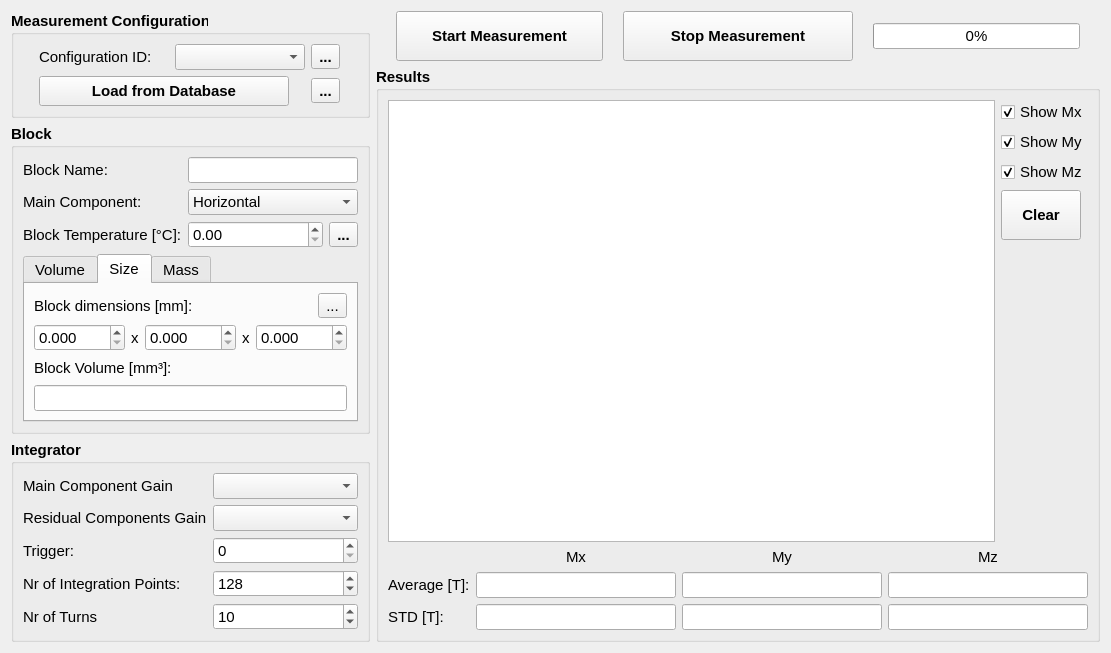
lnls-ima/helmholtz-coil-control, file helmholtz/gui/ui/measurementwidget.ui: the form before one commit.
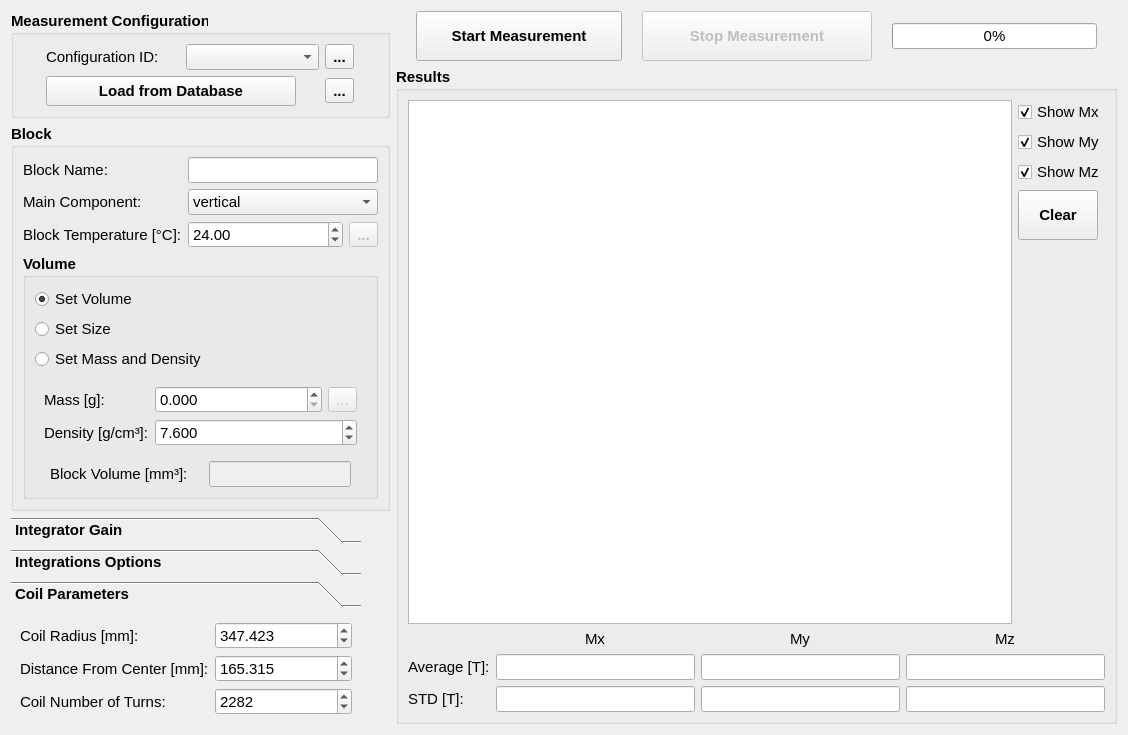
The form after the commit. The open tabs and pages were chosen to show the change. Icons and pictures are not drawn. Custom widgets are drawn as their Qt base class.

Diff of the .ui file:
```diff
--- a/helmholtz/gui/ui/measurementwidget.ui
+++ b/helmholtz/gui/ui/measurementwidget.ui
@@ -6,8 +6,8 @@
    <rect>
     <x>0</x>
     <y>0</y>
-    <width>1111</width>
-    <height>617</height>
+    <width>1128</width>
+    <height>733</height>
    </rect>
   </property>
   <property name="font">
@@ -18,7 +18,7 @@
   <property name="windowTitle">
    <string>Measurement</string>
   </property>
-  <layout class="QGridLayout" name="gridLayout_7">
+  <layout class="QGridLayout" name="gridLayout_2">
    <item row="0" column="0" rowspan="2">
     <widget class="QGroupBox" name="groupBox_7">
      <property name="sizePolicy">
@@ -138,7 +138,7 @@
       <number>20</number>
      </property>
      <item>
-      <widget class="QPushButton" name="pbt_start_meas">
+      <widget class="QPushButton" name="pbt_start_measurement">
        <property name="sizePolicy">
         <sizepolicy hsizetype="Preferred" vsizetype="Fixed">
          <horstretch>0</horstretch>
@@ -179,7 +179,10 @@
       </widget>
      </item>
      <item>
-      <widget class="QPushButton" name="pbt_stop_meas">
+      <widget class="QPushButton" name="pbt_stop_measurement">
+       <property name="enabled">
+        <bool>false</bool>
+       </property>
        <property name="sizePolicy">
         <sizepolicy hsizetype="Preferred" vsizetype="Fixed">
          <horstretch>0</horstretch>
@@ -252,31 +255,6 @@
       <string>Block</string>
      </property>
      <layout class="QGridLayout" name="gridLayout">
-      <item row="1" column="1" colspan="3">
-       <widget class="QComboBox" name="cmb_main_component">
-        <property name="font">
-         <font>
-          <weight>50</weight>
-          <bold>false</bold>
-         </font>
-        </property>
-        <item>
-         <property name="text">
-          <string>Horizontal</string>
-         </property>
-        </item>
-        <item>
-         <property name="text">
-          <string>Vertical</string>
-         </property>
-        </item>
-        <item>
-         <property name="text">
-          <string>Longitudinal</string>
-         </property>
-        </item>
-       </widget>
-      </item>
       <item row="0" column="0">
        <widget class="QLabel" name="label">
         <property name="font">
@@ -290,6 +268,34 @@
         </property>
        </widget>
       </item>
+      <item row="1" column="1" colspan="3">
+       <widget class="QComboBox" name="cmb_main_component">
+        <property name="font">
+         <font>
+          <weight>50</weight>
+          <bold>false</bold>
+         </font>
+        </property>
+        <property name="currentIndex">
+         <number>1</number>
+        </property>
+        <item>
+         <property name="text">
+          <string>horizontal</string>
+         </property>
+        </item>
+        <item>
+         <property name="text">
+          <string>vertical</string>
+         </property>
+        </item>
+        <item>
+         <property name="text">
+          <string>longitudinal</string>
+         </property>
+        </item>
+       </widget>
+      </item>
       <item row="0" column="1" colspan="3">
        <widget class="QLineEdit" name="le_block_name">
         <property name="font">
@@ -300,16 +306,39 @@
         </property>
        </widget>
       </item>
-      <item row="3" column="0">
-       <widget class="QLabel" name="label_2">
+      <item row="3" column="1" colspan="2">
+       <widget class="QDoubleSpinBox" name="sbd_block_temperature">
         <property name="font">
          <font>
           <weight>50</weight>
           <bold>false</bold>
          </font>
         </property>
+        <property name="value">
+         <double>24.000000000000000</double>
+        </property>
+       </widget>
+      </item>
+      <item row="3" column="3">
+       <widget class="QToolButton" name="tbt_read_temperature">
+        <property name="enabled">
+         <bool>false</bool>
+        </property>
+        <property name="toolTip">
+         <string>Measure block temperature</string>
+        </property>
         <property name="text">
-         <string>Block Temperature [°C]:</string>
+         <string>...</string>
+        </property>
+        <property name="icon">
+         <iconset>
+          <normaloff>../../resources/img/thermometer.png</normaloff>../../resources/img/thermometer.png</iconset>
+        </property>
+        <property name="iconSize">
+         <size>
+          <width>24</width>
+          <height>24</height>
+         </size>
         </property>
        </widget>
       </item>
@@ -326,73 +355,105 @@
         </property>
        </widget>
       </item>
-      <item row="3" column="1" colspan="2">
-       <widget class="QDoubleSpinBox" name="sbd_temperature">
+      <item row="3" column="0">
+       <widget class="QLabel" name="label_2">
         <property name="font">
          <font>
           <weight>50</weight>
           <bold>false</bold>
          </font>
         </property>
+        <property name="text">
+         <string>Block Temperature [°C]:</string>
+        </property>
        </widget>
       </item>
       <item row="4" column="0" colspan="4">
-       <widget class="QTabWidget" name="tbw_volume">
+       <widget class="QGroupBox" name="groupBox_2">
         <property name="font">
          <font>
-          <weight>50</weight>
-          <bold>false</bold>
+          <weight>75</weight>
+          <bold>true</bold>
          </font>
         </property>
-        <property name="currentIndex">
-         <number>0</number>
-        </property>
-        <widget class="QWidget" name="tab_volume">
-         <attribute name="title">
+        <property name="title">
           <string>Volume</string>
-         </attribute>
-         <layout class="QVBoxLayout" name="verticalLayout">
-          <item>
-           <widget class="QLabel" name="label_3">
-            <property name="font">
-             <font>
-              <weight>50</weight>
-              <bold>false</bold>
-             </font>
-            </property>
-            <property name="text">
-             <string>Block Volume [mm³]:</string>
-            </property>
-           </widget>
-          </item>
-          <item>
-           <widget class="QDoubleSpinBox" name="sbd_volume">
+        </property>
+        <layout class="QGridLayout" name="gridLayout_13">
+         <item row="3" column="0">
+          <widget class="QStackedWidget" name="stw_volume">
+           <property name="sizePolicy">
+            <sizepolicy hsizetype="Maximum" vsizetype="Preferred">
+             <horstretch>0</horstretch>
+             <verstretch>0</verstretch>
+            </sizepolicy>
+           </property>
+           <property name="currentIndex">
+            <number>0</number>
+           </property>
+           <widget class="QWidget" name="pg_volume">
+            <layout class="QGridLayout" name="gridLayout_7">
+             <item row="1" column="1">
+              <widget class="QDoubleSpinBox" name="sbd_block_volume">
+               <property name="sizePolicy">
+                <sizepolicy hsizetype="Preferred" vsizetype="Fixed">
+                 <horstretch>0</horstretch>
+                 <verstretch>0</verstretch>
+                </sizepolicy>
+               </property>
             <property name="font">
              <font>
               <weight>50</weight>
+                 <italic>false</italic>
               <bold>false</bold>
              </font>
             </property>
             <property name="decimals">
-             <number>4</number>
+                <number>3</number>
             </property>
             <property name="maximum">
              <double>1000000.000000000000000</double>
             </property>
            </widget>
           </item>
-         </layout>
-        </widget>
-        <widget class="QWidget" name="tab_size">
-         <attribute name="title">
-          <string>Size</string>
-         </attribute>
-         <layout class="QGridLayout" name="gridLayout_6">
+             <item row="0" column="1">
+              <widget class="QLabel" name="label_3">
+               <property name="sizePolicy">
+                <sizepolicy hsizetype="Preferred" vsizetype="Preferred">
+                 <horstretch>0</horstretch>
+                 <verstretch>0</verstretch>
+                </sizepolicy>
+               </property>
+               <property name="font">
+                <font>
+                 <weight>50</weight>
+                 <italic>false</italic>
+                 <bold>false</bold>
+                </font>
+               </property>
+               <property name="text">
+                <string>Block Volume [mm³]:</string>
+               </property>
+              </widget>
+             </item>
+            </layout>
+           </widget>
+           <widget class="QWidget" name="pg_size">
+            <layout class="QGridLayout" name="gridLayout_8">
           <item row="0" column="0">
+              <layout class="QHBoxLayout" name="horizontalLayout_4">
+               <item>
            <widget class="QLabel" name="label_21">
+                 <property name="sizePolicy">
+                  <sizepolicy hsizetype="Maximum" vsizetype="Preferred">
+                   <horstretch>0</horstretch>
+                   <verstretch>0</verstretch>
+                  </sizepolicy>
+                 </property>
             <property name="font">
              <font>
               <weight>50</weight>
+                   <italic>false</italic>
               <bold>false</bold>
              </font>
             </property>
@@ -401,8 +462,11 @@
             </property>
            </widget>
           </item>
-          <item row="0" column="1">
+               <item>
            <widget class="QToolButton" name="tbt_measure_dimensions">
+                 <property name="enabled">
+                  <bool>false</bool>
+                 </property>
             <property name="toolTip">
              <string>Measure block dimensions</string>
             </property>
@@ -421,16 +485,25 @@
             </property>
            </widget>
           </item>
-          <item row="1" column="0" colspan="2">
+              </layout>
+             </item>
+             <item row="1" column="0">
            <layout class="QHBoxLayout" name="horizontalLayout_3">
             <item>
-             <widget class="QDoubleSpinBox" name="sbd_dim1">
+                <widget class="QDoubleSpinBox" name="sbd_block_dimension1">
               <property name="enabled">
                <bool>true</bool>
               </property>
+                 <property name="sizePolicy">
+                  <sizepolicy hsizetype="Maximum" vsizetype="Fixed">
+                   <horstretch>0</horstretch>
+                   <verstretch>0</verstretch>
+                  </sizepolicy>
+                 </property>
               <property name="font">
                <font>
                 <weight>50</weight>
+                   <italic>false</italic>
                 <bold>false</bold>
                </font>
               </property>
@@ -447,6 +520,7 @@
               <property name="font">
                <font>
                 <weight>50</weight>
+                   <italic>false</italic>
                 <bold>false</bold>
                </font>
               </property>
@@ -456,13 +530,20 @@
              </widget>
             </item>
             <item>
-             <widget class="QDoubleSpinBox" name="sbd_dim2">
+                <widget class="QDoubleSpinBox" name="sbd_block_dimension2">
               <property name="enabled">
                <bool>true</bool>
               </property>
+                 <property name="sizePolicy">
+                  <sizepolicy hsizetype="Maximum" vsizetype="Fixed">
+                   <horstretch>0</horstretch>
+                   <verstretch>0</verstretch>
+                  </sizepolicy>
+                 </property>
               <property name="font">
                <font>
                 <weight>50</weight>
+                   <italic>false</italic>
                 <bold>false</bold>
                </font>
               </property>
@@ -479,6 +560,7 @@
               <property name="font">
                <font>
                 <weight>50</weight>
+                   <italic>false</italic>
                 <bold>false</bold>
                </font>
               </property>
@@ -488,13 +570,20 @@
              </widget>
             </item>
             <item>
-             <widget class="QDoubleSpinBox" name="sbd_dim3">
+                <widget class="QDoubleSpinBox" name="sbd_block_dimension3">
               <property name="enabled">
                <bool>true</bool>
               </property>
+                 <property name="sizePolicy">
+                  <sizepolicy hsizetype="Maximum" vsizetype="Fixed">
+                   <horstretch>0</horstretch>
+                   <verstretch>0</verstretch>
+                  </sizepolicy>
+                 </property>
               <property name="font">
                <font>
                 <weight>50</weight>
+                   <italic>false</italic>
                 <bold>false</bold>
                </font>
               </property>
@@ -508,39 +597,10 @@
             </item>
            </layout>
           </item>
-          <item row="2" column="0" colspan="2">
-           <widget class="QLabel" name="label_22">
-            <property name="font">
-             <font>
-              <weight>50</weight>
-              <bold>false</bold>
-             </font>
-            </property>
-            <property name="text">
-             <string>Block Volume [mm³]:</string>
-            </property>
-           </widget>
-          </item>
-          <item row="3" column="0" colspan="2">
-           <widget class="QLineEdit" name="le_volume_by_size">
-            <property name="font">
-             <font>
-              <weight>50</weight>
-              <bold>false</bold>
-             </font>
-            </property>
-            <property name="readOnly">
-             <bool>true</bool>
-            </property>
-           </widget>
-          </item>
-         </layout>
-        </widget>
-        <widget class="QWidget" name="tab_3">
-         <attribute name="title">
-          <string>Mass</string>
-         </attribute>
-         <layout class="QGridLayout" name="gridLayout_2">
+            </layout>
+           </widget>
+           <widget class="QWidget" name="pg_mass">
+            <layout class="QGridLayout" name="gridLayout_9">
           <item row="0" column="0">
            <widget class="QLabel" name="label_12">
             <property name="enabled">
@@ -549,22 +609,30 @@
             <property name="font">
              <font>
               <weight>50</weight>
+                 <italic>false</italic>
               <bold>false</bold>
              </font>
             </property>
             <property name="text">
-             <string>Block Mass [g]:</string>
+                <string>Mass [g]:</string>
             </property>
            </widget>
           </item>
           <item row="0" column="1">
-           <widget class="QDoubleSpinBox" name="sbd_mass">
+              <widget class="QDoubleSpinBox" name="sbd_block_mass">
             <property name="enabled">
              <bool>true</bool>
             </property>
+               <property name="sizePolicy">
+                <sizepolicy hsizetype="Preferred" vsizetype="Fixed">
+                 <horstretch>0</horstretch>
+                 <verstretch>0</verstretch>
+                </sizepolicy>
+               </property>
             <property name="font">
              <font>
               <weight>50</weight>
+                 <italic>false</italic>
               <bold>false</bold>
              </font>
             </property>
@@ -576,24 +644,18 @@
             </property>
            </widget>
           </item>
-          <item row="1" column="0">
-           <widget class="QLabel" name="label_17">
-            <property name="enabled">
-             <bool>true</bool>
-            </property>
-            <property name="font">
-             <font>
-              <weight>50</weight>
-              <bold>false</bold>
-             </font>
-            </property>
-            <property name="text">
-             <string>Density [g/mm³]:</string>
-            </property>
-           </widget>
-          </item>
           <item row="0" column="2">
            <widget class="QToolButton" name="tbt_measure_mass">
+               <property name="enabled">
+                <bool>false</bool>
+               </property>
+               <property name="font">
+                <font>
+                 <weight>50</weight>
+                 <italic>false</italic>
+                 <bold>false</bold>
+                </font>
+               </property>
             <property name="acceptDrops">
              <bool>false</bool>
             </property>
@@ -615,43 +677,139 @@
             </property>
            </widget>
           </item>
+             <item row="1" column="0">
+              <widget class="QLabel" name="label_17">
+               <property name="enabled">
+                <bool>true</bool>
+               </property>
+               <property name="sizePolicy">
+                <sizepolicy hsizetype="Maximum" vsizetype="Preferred">
+                 <horstretch>0</horstretch>
+                 <verstretch>0</verstretch>
+                </sizepolicy>
+               </property>
+               <property name="font">
+                <font>
+                 <weight>50</weight>
+                 <italic>false</italic>
+                 <bold>false</bold>
+                </font>
+               </property>
+               <property name="text">
+                <string>Density [g/cm³]:</string>
+               </property>
+              </widget>
+             </item>
           <item row="1" column="1" colspan="2">
            <widget class="QDoubleSpinBox" name="sbd_density">
             <property name="enabled">
              <bool>true</bool>
             </property>
+               <property name="sizePolicy">
+                <sizepolicy hsizetype="Preferred" vsizetype="Fixed">
+                 <horstretch>0</horstretch>
+                 <verstretch>0</verstretch>
+                </sizepolicy>
+               </property>
             <property name="font">
              <font>
               <weight>50</weight>
+                 <italic>false</italic>
               <bold>false</bold>
              </font>
             </property>
             <property name="decimals">
-             <number>4</number>
+                <number>3</number>
+               </property>
+               <property name="minimum">
+                <double>0.001000000000000</double>
             </property>
             <property name="maximum">
              <double>1000.000000000000000</double>
             </property>
-           </widget>
-          </item>
-          <item row="3" column="0" colspan="3">
-           <widget class="QLineEdit" name="le_volume_by_mass">
+               <property name="value">
+                <double>7.600000000000000</double>
+               </property>
+              </widget>
+             </item>
+            </layout>
+           </widget>
+          </widget>
+         </item>
+         <item row="0" column="0">
+          <widget class="QRadioButton" name="rbt_volume">
+           <property name="sizePolicy">
+            <sizepolicy hsizetype="Maximum" vsizetype="Fixed">
+             <horstretch>0</horstretch>
+             <verstretch>0</verstretch>
+            </sizepolicy>
+           </property>
             <property name="font">
              <font>
               <weight>50</weight>
               <bold>false</bold>
              </font>
             </property>
-            <property name="readOnly">
+           <property name="text">
+            <string>Set Volume</string>
+           </property>
+           <property name="checked">
              <bool>true</bool>
             </property>
            </widget>
           </item>
-          <item row="2" column="0" colspan="3">
+         <item row="2" column="0">
+          <widget class="QRadioButton" name="rbt_mass">
+           <property name="sizePolicy">
+            <sizepolicy hsizetype="Maximum" vsizetype="Fixed">
+             <horstretch>0</horstretch>
+             <verstretch>0</verstretch>
+            </sizepolicy>
+           </property>
+           <property name="font">
+            <font>
+             <weight>50</weight>
+             <bold>false</bold>
+            </font>
+           </property>
+           <property name="text">
+            <string>Set Mass and Density</string>
+           </property>
+          </widget>
+         </item>
+         <item row="1" column="0">
+          <widget class="QRadioButton" name="rbt_size">
+           <property name="sizePolicy">
+            <sizepolicy hsizetype="Maximum" vsizetype="Fixed">
+             <horstretch>0</horstretch>
+             <verstretch>0</verstretch>
+            </sizepolicy>
+           </property>
+           <property name="font">
+            <font>
+             <weight>50</weight>
+             <bold>false</bold>
+            </font>
+           </property>
+           <property name="text">
+            <string>Set Size</string>
+           </property>
+          </widget>
+         </item>
+         <item row="4" column="0">
+          <layout class="QHBoxLayout" name="horizontalLayout_5">
+           <item>
            <widget class="QLabel" name="label_23">
+             <property name="sizePolicy">
+              <sizepolicy hsizetype="Maximum" vsizetype="Preferred">
+               <horstretch>0</horstretch>
+               <verstretch>0</verstretch>
+              </sizepolicy>
+             </property>
             <property name="font">
              <font>
               <weight>50</weight>
+               <italic>false</italic>
               <bold>false</bold>
              </font>
             </property>
@@ -660,86 +818,154 @@
             </property>
            </widget>
           </item>
-         </layout>
-        </widget>
-       </widget>
-      </item>
-      <item row="3" column="3">
-       <widget class="QToolButton" name="tbt_read_temperature">
-        <property name="toolTip">
-         <string>Measure block temperature</string>
-        </property>
-        <property name="text">
-         <string>...</string>
-        </property>
-        <property name="icon">
-         <iconset>
-          <normaloff>../../resources/img/thermometer.png</normaloff>../../resources/img/thermometer.png</iconset>
-        </property>
-        <property name="iconSize">
-         <size>
-          <width>24</width>
-          <height>24</height>
-         </size>
+           <item>
+            <widget class="QLineEdit" name="le_block_volume">
+             <property name="enabled">
+              <bool>false</bool>
+             </property>
+             <property name="sizePolicy">
+              <sizepolicy hsizetype="Maximum" vsizetype="Fixed">
+               <horstretch>0</horstretch>
+               <verstretch>0</verstretch>
+              </sizepolicy>
+             </property>
+             <property name="font">
+              <font>
+               <weight>50</weight>
+               <italic>false</italic>
+               <bold>false</bold>
+              </font>
+             </property>
+             <property name="readOnly">
+              <bool>true</bool>
         </property>
        </widget>
       </item>
-      <item row="5" column="0">
-       <spacer name="verticalSpacer_3">
-        <property name="orientation">
-         <enum>Qt::Vertical</enum>
-        </property>
-        <property name="sizeHint" stdset="0">
-         <size>
-          <width>20</width>
-          <height>40</height>
-         </size>
-        </property>
-       </spacer>
+          </layout>
+         </item>
+        </layout>
+       </widget>
       </item>
      </layout>
     </widget>
    </item>
    <item row="3" column="0">
-    <widget class="QGroupBox" name="groupBox_4">
+    <widget class="QToolBox" name="toolBox">
      <property name="sizePolicy">
-      <sizepolicy hsizetype="Preferred" vsizetype="Preferred">
+      <sizepolicy hsizetype="Maximum" vsizetype="Minimum">
        <horstretch>0</horstretch>
        <verstretch>0</verstretch>
       </sizepolicy>
      </property>
+     <property name="minimumSize">
+      <size>
+       <width>350</width>
+       <height>0</height>
+      </size>
+     </property>
      <property name="font">
       <font>
        <weight>75</weight>
        <bold>true</bold>
       </font>
      </property>
-     <property name="title">
-      <string>Integrator</string>
+     <property name="currentIndex">
+      <number>0</number>
      </property>
+     <widget class="QWidget" name="pg_integrator_gain">
+      <property name="geometry">
+       <rect>
+        <x>0</x>
+        <y>0</y>
+        <width>350</width>
+        <height>72</height>
+       </rect>
+      </property>
+      <attribute name="label">
+       <string>Integrator Gain</string>
+      </attribute>
      <layout class="QGridLayout" name="gridLayout_3">
-      <item row="0" column="1">
-       <widget class="QComboBox" name="cmb_main_gain">
+       <item row="1" column="0">
+        <widget class="QLabel" name="label_20">
         <property name="font">
          <font>
           <weight>50</weight>
           <bold>false</bold>
          </font>
         </property>
-       </widget>
-      </item>
-      <item row="2" column="1">
-       <widget class="QSpinBox" name="sb_trigger">
+         <property name="text">
+          <string>Residual Components Gain</string>
+         </property>
+        </widget>
+       </item>
+       <item row="1" column="1">
+        <widget class="QComboBox" name="cmb_residual_component_gain">
         <property name="font">
          <font>
           <weight>50</weight>
           <bold>false</bold>
          </font>
         </property>
+         <item>
+          <property name="text">
+           <string>1</string>
+          </property>
+         </item>
+         <item>
+          <property name="text">
+           <string>2</string>
+          </property>
+         </item>
+         <item>
+          <property name="text">
+           <string>5</string>
+          </property>
+         </item>
+         <item>
+          <property name="text">
+           <string>10</string>
+          </property>
+         </item>
+         <item>
+          <property name="text">
+           <string>20</string>
+          </property>
+         </item>
+         <item>
+          <property name="text">
+           <string>50</string>
+          </property>
+         </item>
+         <item>
+          <property name="text">
+           <string>100</string>
+          </property>
+         </item>
+         <item>
+          <property name="text">
+           <string>200</string>
+          </property>
+         </item>
+         <item>
+          <property name="text">
+           <string>500</string>
+          </property>
+         </item>
+         <item>
+          <property name="text">
+           <string>1000</string>
+          </property>
+         </item>
        </widget>
       </item>
       <item row="0" column="0">
        <widget class="QLabel" name="label_19">
+         <property name="sizePolicy">
+          <sizepolicy hsizetype="Maximum" vsizetype="Preferred">
+           <horstretch>0</horstretch>
+           <verstretch>0</verstretch>
+          </sizepolicy>
+         </property>
         <property name="font">
          <font>
           <weight>50</weight>
@@ -751,7 +977,88 @@
         </property>
        </widget>
       </item>
-      <item row="3" column="0">
+       <item row="0" column="1">
+        <widget class="QComboBox" name="cmb_main_component_gain">
+         <property name="sizePolicy">
+          <sizepolicy hsizetype="Preferred" vsizetype="Fixed">
+           <horstretch>0</horstretch>
+           <verstretch>0</verstretch>
+          </sizepolicy>
+         </property>
+         <property name="font">
+          <font>
+           <weight>50</weight>
+           <bold>false</bold>
+          </font>
+         </property>
+         <item>
+          <property name="text">
+           <string>1</string>
+          </property>
+         </item>
+         <item>
+          <property name="text">
+           <string>2</string>
+          </property>
+         </item>
+         <item>
+          <property name="text">
+           <string>5</string>
+          </property>
+         </item>
+         <item>
+          <property name="text">
+           <string>10</string>
+          </property>
+         </item>
+         <item>
+          <property name="text">
+           <string>20</string>
+          </property>
+         </item>
+         <item>
+          <property name="text">
+           <string>50</string>
+          </property>
+         </item>
+         <item>
+          <property name="text">
+           <string>100</string>
+          </property>
+         </item>
+         <item>
+          <property name="text">
+           <string>200</string>
+          </property>
+         </item>
+         <item>
+          <property name="text">
+           <string>500</string>
+          </property>
+         </item>
+         <item>
+          <property name="text">
+           <string>1000</string>
+          </property>
+         </item>
+        </widget>
+       </item>
+      </layout>
+     </widget>
+     <widget class="QWidget" name="pg_integration_options">
+      <property name="geometry">
+       <rect>
+        <x>0</x>
+        <y>0</y>
+        <width>350</width>
+        <height>102</height>
+       </rect>
+      </property>
+      <attribute name="label">
+       <string>Integrations Options</string>
+      </attribute>
+      <layout class="QGridLayout" name="gridLayout_11">
+       <item row="1" column="0">
        <widget class="QLabel" name="label_11">
         <property name="font">
          <font>
@@ -760,25 +1067,12 @@
          </font>
         </property>
         <property name="text">
-         <string>Nr of Integration Points:</string>
+          <string>Integration Points:</string>
         </property>
        </widget>
       </item>
-      <item row="5" column="0">
-       <spacer name="verticalSpacer_2">
-        <property name="orientation">
-         <enum>Qt::Vertical</enum>
-        </property>
-        <property name="sizeHint" stdset="0">
-         <size>
-          <width>20</width>
-          <height>40</height>
-         </size>
-        </property>
-       </spacer>
-      </item>
       <item row="2" column="0">
-       <widget class="QLabel" name="label_13">
+        <widget class="QLabel" name="label_14">
         <property name="font">
          <font>
           <weight>50</weight>
@@ -786,54 +1080,18 @@
          </font>
         </property>
         <property name="text">
-         <string>Trigger:</string>
+          <string>Number of Turns</string>
         </property>
        </widget>
       </item>
-      <item row="1" column="1">
-       <widget class="QComboBox" name="cmb_residual_gain">
-        <property name="font">
-         <font>
-          <weight>50</weight>
-          <bold>false</bold>
-         </font>
-        </property>
-       </widget>
-      </item>
-      <item row="1" column="0">
-       <widget class="QLabel" name="label_20">
-        <property name="font">
-         <font>
-          <weight>50</weight>
-          <bold>false</bold>
-         </font>
-        </property>
-        <property name="text">
-         <string>Residual Components Gain</string>
-        </property>
-       </widget>
-      </item>
-      <item row="3" column="1">
-       <widget class="QSpinBox" name="sb_nr_integration_points">
-        <property name="font">
-         <font>
-          <weight>50</weight>
-          <bold>false</bold>
-         </font>
-        </property>
-        <property name="minimum">
-         <number>1</number>
-        </property>
-        <property name="maximum">
-         <number>10000</number>
-        </property>
-        <property name="value">
-         <number>128</number>
-        </property>
-       </widget>
-      </item>
-      <item row="4" column="1">
+       <item row="2" column="1">
        <widget class="QSpinBox" name="sb_nr_turns">
+         <property name="sizePolicy">
+          <sizepolicy hsizetype="Preferred" vsizetype="Fixed">
+           <horstretch>0</horstretch>
+           <verstretch>0</verstretch>
+          </sizepolicy>
+         </property>
         <property name="font">
          <font>
           <weight>50</weight>
@@ -848,23 +1106,219 @@
         </property>
        </widget>
       </item>
+       <item row="1" column="1">
+        <widget class="QSpinBox" name="sb_integration_points">
+         <property name="sizePolicy">
+          <sizepolicy hsizetype="Preferred" vsizetype="Fixed">
+           <horstretch>0</horstretch>
+           <verstretch>0</verstretch>
+          </sizepolicy>
+         </property>
+         <property name="font">
+          <font>
+           <weight>50</weight>
+           <bold>false</bold>
+          </font>
+         </property>
+         <property name="minimum">
+          <number>1</number>
+         </property>
+         <property name="maximum">
+          <number>10000</number>
+         </property>
+         <property name="value">
+          <number>128</number>
+         </property>
+        </widget>
+       </item>
+       <item row="0" column="0">
+        <widget class="QLabel" name="label_13">
+         <property name="sizePolicy">
+          <sizepolicy hsizetype="Maximum" vsizetype="Preferred">
+           <horstretch>0</horstretch>
+           <verstretch>0</verstretch>
+          </sizepolicy>
+         </property>
+         <property name="font">
+          <font>
+           <weight>50</weight>
+           <bold>false</bold>
+          </font>
+         </property>
+         <property name="text">
+          <string>Trigger:</string>
+         </property>
+        </widget>
+       </item>
+       <item row="0" column="1">
+        <widget class="QSpinBox" name="sb_trigger">
+         <property name="sizePolicy">
+          <sizepolicy hsizetype="Preferred" vsizetype="Fixed">
+           <horstretch>0</horstretch>
+           <verstretch>0</verstretch>
+          </sizepolicy>
+         </property>
+         <property name="font">
+          <font>
+           <weight>50</weight>
+           <bold>false</bold>
+          </font>
+         </property>
+        </widget>
+       </item>
+      </layout>
+     </widget>
+     <widget class="QWidget" name="pg_coil_parameters">
+      <property name="geometry">
+       <rect>
+        <x>0</x>
+        <y>0</y>
+        <width>350</width>
+        <height>102</height>
+       </rect>
+      </property>
+      <attribute name="label">
+       <string>Coil Parameters</string>
+      </attribute>
+      <layout class="QGridLayout" name="gridLayout_12">
+       <item row="2" column="0">
+        <widget class="QLabel" name="label_25">
+         <property name="font">
+          <font>
+           <weight>50</weight>
+           <bold>false</bold>
+          </font>
+         </property>
+         <property name="text">
+          <string>Coil Number of Turns:</string>
+         </property>
+        </widget>
+       </item>
+       <item row="0" column="0">
+        <widget class="QLabel" name="label_18">
+         <property name="sizePolicy">
+          <sizepolicy hsizetype="Maximum" vsizetype="Preferred">
+           <horstretch>0</horstretch>
+           <verstretch>0</verstretch>
+          </sizepolicy>
+         </property>
+         <property name="font">
+          <font>
+           <weight>50</weight>
+           <bold>false</bold>
+          </font>
+         </property>
+         <property name="text">
+          <string>Coil Radius [mm]:</string>
+         </property>
+        </widget>
+       </item>
+       <item row="0" column="1">
+        <widget class="QDoubleSpinBox" name="sbd_coil_radius">
+         <property name="sizePolicy">
+          <sizepolicy hsizetype="Preferred" vsizetype="Fixed">
+           <horstretch>0</horstretch>
+           <verstretch>0</verstretch>
+          </sizepolicy>
+         </property>
+         <property name="font">
+          <font>
+           <weight>50</weight>
+           <bold>false</bold>
+          </font>
+         </property>
+         <property name="decimals">
+          <number>3</number>
+         </property>
+         <property name="maximum">
+          <double>10000.000000000000000</double>
+         </property>
+         <property name="value">
+          <double>347.423000000000002</double>
+         </property>
+        </widget>
+       </item>
+       <item row="1" column="0">
+        <widget class="QLabel" name="label_24">
+         <property name="font">
+          <font>
+           <weight>50</weight>
+           <bold>false</bold>
+          </font>
+         </property>
+         <property name="text">
+          <string>Distance From Center [mm]:</string>
+         </property>
+        </widget>
+       </item>
+       <item row="1" column="1">
+        <widget class="QDoubleSpinBox" name="sbd_coil_distance_center">
+         <property name="sizePolicy">
+          <sizepolicy hsizetype="Preferred" vsizetype="Fixed">
+           <horstretch>0</horstretch>
+           <verstretch>0</verstretch>
+          </sizepolicy>
+         </property>
+         <property name="font">
+          <font>
+           <weight>50</weight>
+           <bold>false</bold>
+          </font>
+         </property>
+         <property name="decimals">
+          <number>3</number>
+         </property>
+         <property name="maximum">
+          <double>10000.000000000000000</double>
+         </property>
+         <property name="value">
+          <double>165.314999999999998</double>
+         </property>
+        </widget>
+       </item>
+       <item row="2" column="1">
+        <widget class="QSpinBox" name="sb_coil_turns">
+         <property name="sizePolicy">
+          <sizepolicy hsizetype="Preferred" vsizetype="Fixed">
+           <horstretch>0</horstretch>
+           <verstretch>0</verstretch>
+          </sizepolicy>
+         </property>
+         <property name="font">
+          <font>
+           <weight>50</weight>
+           <bold>false</bold>
+          </font>
+         </property>
+         <property name="minimum">
+          <number>1</number>
+         </property>
+         <property name="maximum">
+          <number>1000000</number>
+         </property>
+         <property name="value">
+          <number>2282</number>
+         </property>
+        </widget>
+       </item>
+      </layout>
+     </widget>
+    </widget>
+   </item>
       <item row="4" column="0">
-       <widget class="QLabel" name="label_14">
-        <property name="font">
-         <font>
-          <weight>50</weight>
-          <bold>false</bold>
-         </font>
-        </property>
-        <property name="text">
-         <string>Nr of Turns</string>
-        </property>
-       </widget>
-      </item>
-     </layout>
-    </widget>
-   </item>
-   <item row="1" column="1" rowspan="3">
+    <spacer name="verticalSpacer_2">
+     <property name="orientation">
+      <enum>Qt::Vertical</enum>
+     </property>
+     <property name="sizeHint" stdset="0">
+      <size>
+       <width>20</width>
+       <height>40</height>
+      </size>
+     </property>
+    </spacer>
+   </item>
+   <item row="1" column="1" rowspan="4">
     <widget class="QGroupBox" name="groupBox_3">
      <property name="font">
       <font>
```
Lines whose indentation alone changed are shown as unchanged.
